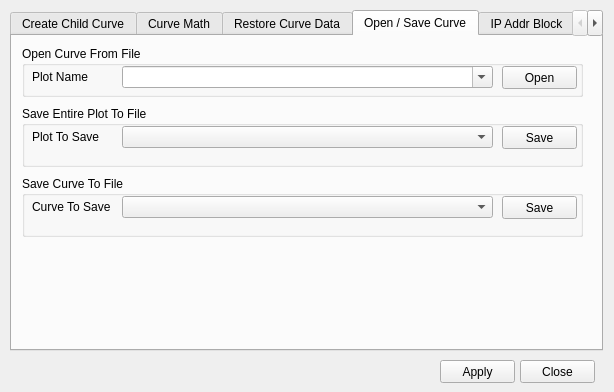
Old version of the form curveproperties.ui in the repository d-wizard/plotter.
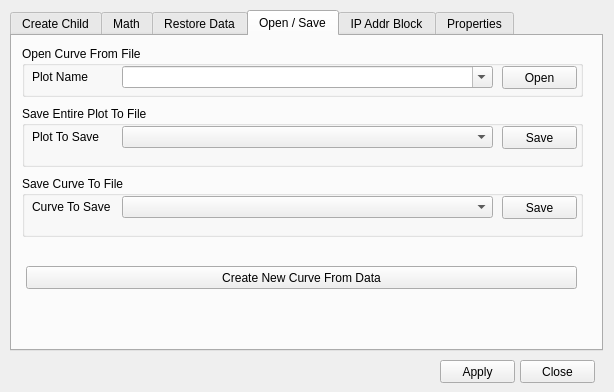
New version of the form. The open tabs and pages were chosen to show the change.

Commit message:
Add ability to create a new plot from a string of data. This will use the standard paste (ctrl-v) shortcut.
Original Commit Rev: 2405 | 2017-12-03 18:12:06 -0600 (Sun, 03 Dec 2017)

Patch:
```diff
--- a/curveproperties.ui
+++ b/curveproperties.ui
@@ -27,7 +27,7 @@
    </property>
    <widget class="QWidget" name="tabCreateChild">
     <attribute name="title">
-     <string>Create Child Curve</string>
+     <string>Create Child</string>
     </attribute>
     <widget class="QComboBox" name="cmbPlotType">
      <property name="geometry">
@@ -412,7 +412,7 @@
    </widget>
    <widget class="QWidget" name="tabCurveMath">
     <attribute name="title">
-     <string>Curve Math</string>
+     <string>Math</string>
     </attribute>
     <widget class="QLineEdit" name="txtSampleRate">
      <property name="geometry">
@@ -616,7 +616,7 @@
    </widget>
    <widget class="QWidget" name="tabRestoreCurve">
     <attribute name="title">
-     <string>Restore Curve Data</string>
+     <string>Restore Data</string>
     </attribute>
     <widget class="QListWidget" name="storedMsgs">
      <property name="geometry">
@@ -693,7 +693,7 @@
    </widget>
    <widget class="QWidget" name="tabOpenSave">
     <attribute name="title">
-     <string>Open / Save Curve</string>
+     <string>Open / Save</string>
     </attribute>
     <widget class="QGroupBox" name="groupBox_2">
      <property name="geometry">
@@ -845,6 +845,19 @@
       </property>
      </widget>
     </widget>
+    <widget class="QPushButton" name="cmdCreateFromData">
+     <property name="geometry">
+      <rect>
+       <x>14</x>
+       <y>230</y>
+       <width>551</width>
+       <height>23</height>
+      </rect>
+     </property>
+     <property name="text">
+      <string>Create New Curve From Data</string>
+     </property>
+    </widget>
    </widget>
    <widget class="QWidget" name="tabIpBlock">
     <attribute name="title">
```
The commit also changes 12 other files.
